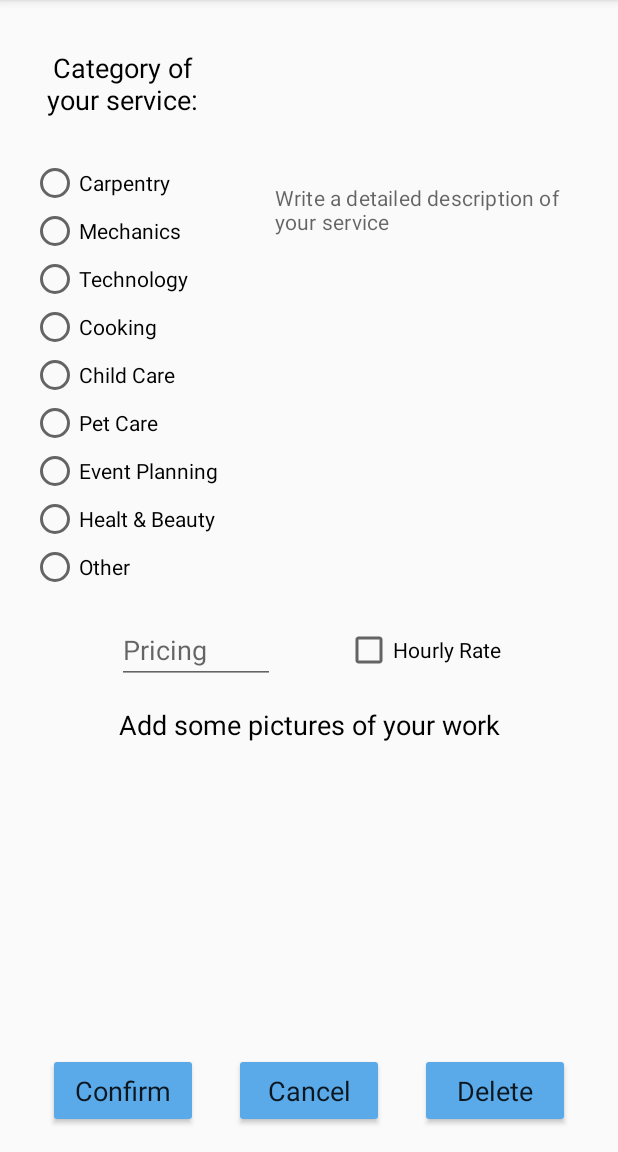
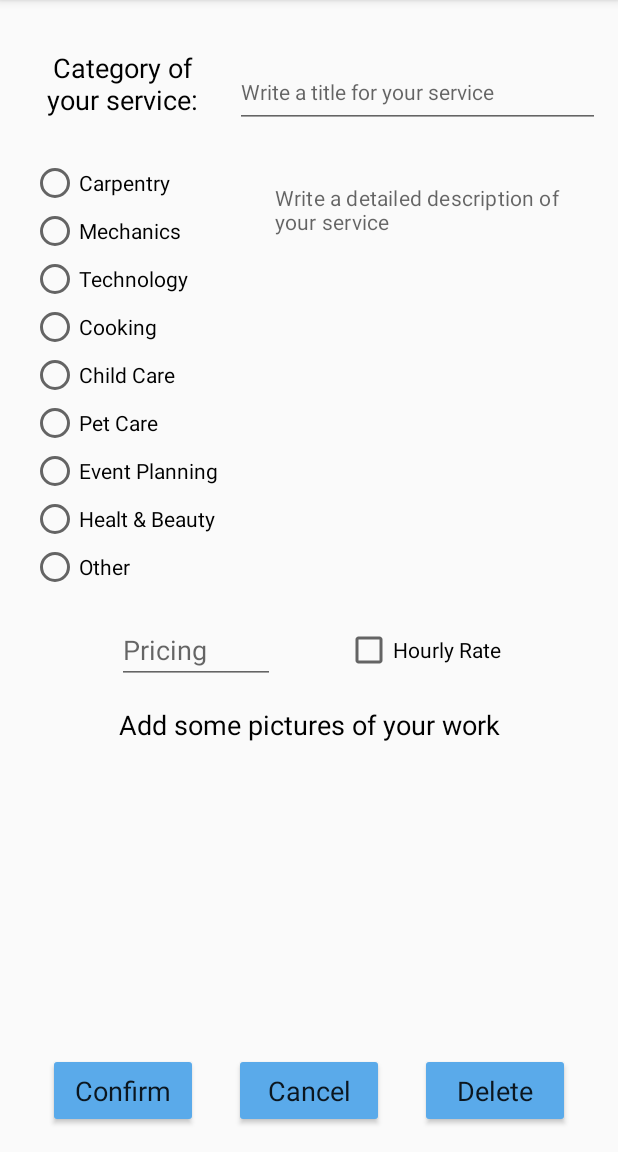
Before and after one commit to marcomr22/AppsMoveis, an Android app: the ServiceSettings screen opened directly, with no data from a screen before it, on a phone screen of 412 x 824 dp, the part 84-1236 px from its top. Run offline under Robolectric (Android 15) with nearby library versions, the phone set to English and light mode, and no system bars.

Commit message:
Service related activities layouts

```diff
--- a/app/src/main/res/layout/activity_service_settings.xml
+++ b/app/src/main/res/layout/activity_service_settings.xml
@@ -192,12 +192,12 @@
         android:text="@string/hourly_rate"
         app:layout_constraintBottom_toBottomOf="parent"
         app:layout_constraintEnd_toEndOf="parent"
-        app:layout_constraintStart_toEndOf="@+id/editText5"
+        app:layout_constraintStart_toEndOf="@+id/price"
         app:layout_constraintTop_toBottomOf="@+id/editText4"
         app:layout_constraintVertical_bias="0.05" />
 
     <EditText
-        android:id="@+id/editText5"
+        android:id="@+id/price"
         android:layout_width="105dp"
         android:layout_height="45dp"
         android:layout_marginStart="64dp"
@@ -212,4 +212,20 @@
         app:layout_constraintVertical_bias="0.05"
         android:autofillHints="" />
 
+    <EditText
+        android:id="@+id/serviceTitle"
+        android:layout_width="243dp"
+        android:layout_height="47dp"
+        android:ems="10"
+        android:hint="@string/service_title_hint"
+        android:inputType="textPersonName"
+        android:textSize="14sp"
+        app:layout_constraintBottom_toTopOf="@+id/editText4"
+        app:layout_constraintEnd_toEndOf="parent"
+        app:layout_constraintHorizontal_bias="0.538"
+        app:layout_constraintStart_toEndOf="@+id/categories_prompt"
+        app:layout_constraintTop_toTopOf="parent"
+        app:layout_constraintVertical_bias="0.66"
+        android:autofillHints="" />
+
 </androidx.constraintlayout.widget.ConstraintLayout>
--- a/app/src/main/res/values/strings.xml
+++ b/app/src/main/res/values/strings.xml
@@ -70,7 +70,7 @@
     <string name="add_pictures">Add some pictures of your work</string>
     <string name="hourly_rate">Hourly Rate</string>
     <string name="pricing">Pricing</string>
-
+    <string name="service_title_hint">Write a title for your service</string>
 
 
 </resources>
```
